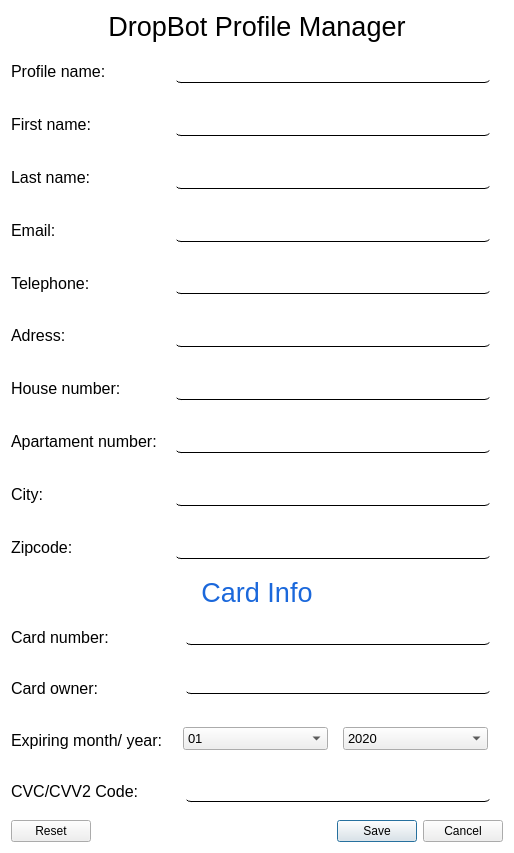
appxpy/DropBot, file Bot/GUI/Dialog.ui: the form before one commit.
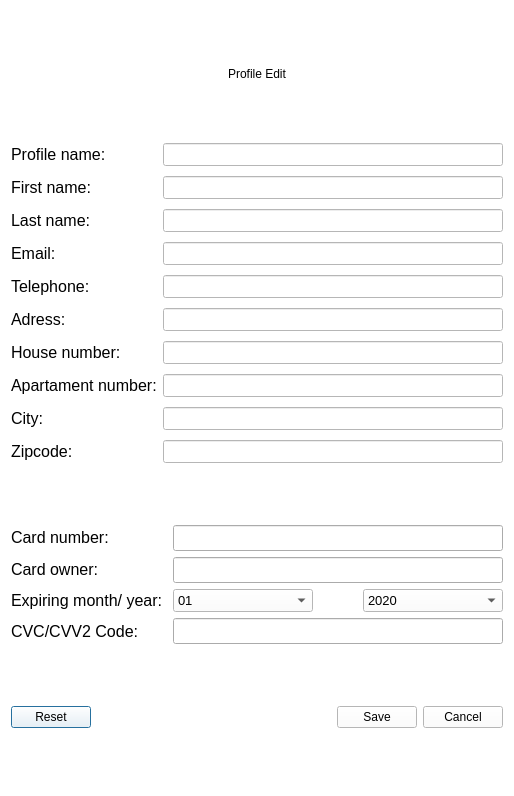
The form after the commit.

The edit to the form file:
```diff
--- a/Bot/GUI/Dialog.ui
+++ b/Bot/GUI/Dialog.ui
@@ -7,7 +7,7 @@
     <x>0</x>
     <y>0</y>
     <width>514</width>
-    <height>853</height>
+    <height>796</height>
    </rect>
   </property>
   <property name="sizePolicy">
@@ -16,18 +16,6 @@
     <verstretch>0</verstretch>
    </sizepolicy>
   </property>
-  <property name="minimumSize">
-   <size>
-    <width>514</width>
-    <height>853</height>
-   </size>
-  </property>
-  <property name="maximumSize">
-   <size>
-    <width>514</width>
-    <height>853</height>
-   </size>
-  </property>
   <property name="palette">
    <palette>
     <active>
@@ -474,114 +462,25 @@
    <string>Profile manager</string>
   </property>
   <property name="styleSheet">
-   <string notr="true">.QLineEdit {background-color:#ffffff; border: none; border-bottom: 1px solid; border-radius: 6px; margin: 12px; padding-bottom: 2px; padding-left: 4px; padding-right: 4px;}
-.QLineEdit:focus {border-color:#1b68db;}</string>
+   <string notr="true"/>
   </property>
   <property name="windowFilePath">
    <string/>
   </property>
   <layout class="QVBoxLayout" name="verticalLayout_2">
    <item>
-    <widget class="QLabel" name="label">
-     <property name="palette">
-      <palette>
-       <active>
-        <colorrole role="WindowText">
-         <brush brushstyle="SolidPattern">
-          <color alpha="255">
-           <red>27</red>
-           <green>104</green>
-           <blue>219</blue>
-          </color>
-         </brush>
-        </colorrole>
-        <colorrole role="Text">
-         <brush brushstyle="SolidPattern">
-          <color alpha="255">
-           <red>27</red>
-           <green>104</green>
-           <blue>219</blue>
-          </color>
-         </brush>
-        </colorrole>
-        <colorrole role="PlaceholderText">
-         <brush brushstyle="NoBrush">
-          <color alpha="128">
-           <red>27</red>
-           <green>104</green>
-           <blue>219</blue>
-          </color>
-         </brush>
-        </colorrole>
-       </active>
-       <inactive>
-        <colorrole role="WindowText">
-         <brush brushstyle="SolidPattern">
-          <color alpha="255">
-           <red>0</red>
-           <green>0</green>
-           <blue>0</blue>
-          </color>
-         </brush>
-        </colorrole>
-        <colorrole role="Text">
-         <brush brushstyle="SolidPattern">
-          <color alpha="255">
-           <red>27</red>
-           <green>104</green>
-           <blue>219</blue>
-          </color>
-         </brush>
-        </colorrole>
-        <colorrole role="PlaceholderText">
-         <brush brushstyle="NoBrush">
-          <color alpha="128">
-           <red>27</red>
-           <green>104</green>
-           <blue>219</blue>
-          </color>
-         </brush>
-        </colorrole>
-       </inactive>
-       <disabled>
-        <colorrole role="WindowText">
-         <brush brushstyle="SolidPattern">
-          <color alpha="255">
-           <red>127</red>
-           <green>127</green>
-           <blue>127</blue>
-          </color>
-         </brush>
-        </colorrole>
-        <colorrole role="Text">
-         <brush brushstyle="SolidPattern">
-          <color alpha="255">
-           <red>127</red>
-           <green>127</green>
-           <blue>127</blue>
-          </color>
-         </brush>
-        </colorrole>
-        <colorrole role="PlaceholderText">
-         <brush brushstyle="NoBrush">
-          <color alpha="128">
-           <red>27</red>
-           <green>104</green>
-           <blue>219</blue>
-          </color>
-         </brush>
-        </colorrole>
-       </disabled>
-      </palette>
+    <widget class="QLabel" name="label_7">
+     <property name="sizePolicy">
+      <sizepolicy hsizetype="Expanding" vsizetype="Fixed">
+       <horstretch>0</horstretch>
+       <verstretch>0</verstretch>
+      </sizepolicy>
      </property>
-     <property name="font">
-      <font>
-       <family>Ubuntu</family>
-       <pointsize>20</pointsize>
-      </font>
+     <property name="styleSheet">
+      <string notr="true">font: 750 25pt &quot;Ubuntu&quot;;</string>
      </property>
      <property name="text">
-      <string>DropBot Profile Manager</string>
+      <string>Profile Edit</string>
      </property>
      <property name="alignment">
       <set>Qt::AlignCenter</set>
@@ -592,9 +491,15 @@
     <layout class="QHBoxLayout" name="horizontalLayout">
      <item>
       <layout class="QVBoxLayout" name="verticalLayout">
+       <property name="spacing">
+        <number>10</number>
+       </property>
        <property name="sizeConstraint">
         <enum>QLayout::SetMaximumSize</enum>
        </property>
+       <property name="bottomMargin">
+        <number>0</number>
+       </property>
        <item>
         <widget class="QLabel" name="label_2">
          <property name="sizePolicy">
@@ -792,13 +697,16 @@
      </item>
      <item>
       <layout class="QVBoxLayout" name="verticalLayout_3">
+       <property name="spacing">
+        <number>10</number>
+       </property>
        <property name="sizeConstraint">
         <enum>QLayout::SetMaximumSize</enum>
        </property>
        <item>
         <widget class="QLineEdit" name="lineEdit">
          <property name="sizePolicy">
-          <sizepolicy hsizetype="Expanding" vsizetype="Expanding">
+          <sizepolicy hsizetype="Expanding" vsizetype="Fixed">
            <horstretch>0</horstretch>
            <verstretch>0</verstretch>
           </sizepolicy>
@@ -838,7 +746,7 @@
        <item>
         <widget class="QLineEdit" name="lineEdit_3">
          <property name="sizePolicy">
-          <sizepolicy hsizetype="Expanding" vsizetype="Expanding">
+          <sizepolicy hsizetype="Expanding" vsizetype="Fixed">
            <horstretch>0</horstretch>
            <verstretch>0</verstretch>
           </sizepolicy>
@@ -878,7 +786,7 @@
        <item>
         <widget class="QLineEdit" name="lineEdit_4">
          <property name="sizePolicy">
-          <sizepolicy hsizetype="Expanding" vsizetype="Expanding">
+          <sizepolicy hsizetype="Expanding" vsizetype="Fixed">
            <horstretch>0</horstretch>
            <verstretch>0</verstretch>
           </sizepolicy>
@@ -918,7 +826,7 @@
        <item>
         <widget class="QLineEdit" name="lineEdit_6">
          <property name="sizePolicy">
-          <sizepolicy hsizetype="Expanding" vsizetype="Expanding">
+          <sizepolicy hsizetype="Expanding" vsizetype="Fixed">
            <horstretch>0</horstretch>
            <verstretch>0</verstretch>
           </sizepolicy>
@@ -958,7 +866,7 @@
        <item>
         <widget class="QLineEdit" name="lineEdit_7">
          <property name="sizePolicy">
-          <sizepolicy hsizetype="Expanding" vsizetype="Expanding">
+          <sizepolicy hsizetype="Expanding" vsizetype="Fixed">
            <horstretch>0</horstretch>
            <verstretch>0</verstretch>
           </sizepolicy>
@@ -998,7 +906,7 @@
        <item>
         <widget class="QLineEdit" name="lineEdit_8">
          <property name="sizePolicy">
-          <sizepolicy hsizetype="Expanding" vsizetype="Expanding">
+          <sizepolicy hsizetype="Expanding" vsizetype="Fixed">
            <horstretch>0</horstretch>
            <verstretch>0</verstretch>
           </sizepolicy>
@@ -1038,7 +946,7 @@
        <item>
         <widget class="QLineEdit" name="lineEdit_9">
          <property name="sizePolicy">
-          <sizepolicy hsizetype="Expanding" vsizetype="Expanding">
+          <sizepolicy hsizetype="Expanding" vsizetype="Fixed">
            <horstretch>0</horstretch>
            <verstretch>0</verstretch>
           </sizepolicy>
@@ -1078,7 +986,7 @@
        <item>
         <widget class="QLineEdit" name="lineEdit_10">
          <property name="sizePolicy">
-          <sizepolicy hsizetype="Expanding" vsizetype="Expanding">
+          <sizepolicy hsizetype="Expanding" vsizetype="Fixed">
            <horstretch>0</horstretch>
            <verstretch>0</verstretch>
           </sizepolicy>
@@ -1118,7 +1026,7 @@
        <item>
         <widget class="QLineEdit" name="lineEdit_11">
          <property name="sizePolicy">
-          <sizepolicy hsizetype="Expanding" vsizetype="Expanding">
+          <sizepolicy hsizetype="Expanding" vsizetype="Fixed">
            <horstretch>0</horstretch>
            <verstretch>0</verstretch>
           </sizepolicy>
@@ -1158,7 +1066,7 @@
        <item>
         <widget class="QLineEdit" name="lineEdit_12">
          <property name="sizePolicy">
-          <sizepolicy hsizetype="Expanding" vsizetype="Expanding">
+          <sizepolicy hsizetype="Expanding" vsizetype="Fixed">
            <horstretch>0</horstretch>
            <verstretch>0</verstretch>
           </sizepolicy>
@@ -1199,92 +1107,18 @@
      </item>
     </layout>
    </item>
-   <item>
-    <widget class="QLabel" name="label_7">
-     <property name="palette">
-      <palette>
-       <active>
-        <colorrole role="WindowText">
-         <brush brushstyle="SolidPattern">
-          <color alpha="255">
-           <red>27</red>
-           <green>104</green>
-           <blue>219</blue>
-          </color>
-         </brush>
-        </colorrole>
-        <colorrole role="ButtonText">
-         <brush brushstyle="SolidPattern">
-          <color alpha="255">
-           <red>27</red>
-           <green>104</green>
-           <blue>219</blue>
-          </color>
-         </brush>
-        </colorrole>
-       </active>
-       <inactive>
-        <colorrole role="WindowText">
-         <brush brushstyle="SolidPattern">
-          <color alpha="255">
-           <red>27</red>
-           <green>104</green>
-           <blue>219</blue>
-          </color>
-         </brush>
-        </colorrole>
-        <colorrole role="ButtonText">
-         <brush brushstyle="SolidPattern">
-          <color alpha="255">
-           <red>27</red>
-           <green>104</green>
-           <blue>219</blue>
-          </color>
-         </brush>
-        </colorrole>
-       </inactive>
-       <disabled>
-        <colorrole role="WindowText">
-         <brush brushstyle="SolidPattern">
-          <color alpha="255">
-           <red>127</red>
-           <green>127</green>
-           <blue>127</blue>
-          </color>
-         </brush>
-        </colorrole>
-        <colorrole role="ButtonText">
-         <brush brushstyle="SolidPattern">
-          <color alpha="255">
-           <red>127</red>
-           <green>127</green>
-           <blue>127</blue>
-          </color>
-         </brush>
-        </colorrole>
-       </disabled>
-      </palette>
-     </property>
-     <property name="font">
-      <font>
-       <family>Ubuntu</family>
-       <pointsize>20</pointsize>
-      </font>
-     </property>
-     <property name="text">
-      <string>Card Info</string>
-     </property>
-     <property name="alignment">
-      <set>Qt::AlignCenter</set>
-     </property>
-    </widget>
-   </item>
    <item>
     <layout class="QHBoxLayout" name="horizontalLayout_2">
      <item>
       <layout class="QVBoxLayout" name="verticalLayout_5">
        <item>
         <widget class="QLabel" name="label_17">
+         <property name="sizePolicy">
+          <sizepolicy hsizetype="Preferred" vsizetype="Preferred">
+           <horstretch>0</horstretch>
+           <verstretch>0</verstretch>
+          </sizepolicy>
+         </property>
          <property name="font">
           <font>
            <family>Ubuntu</family>
@@ -1298,6 +1132,12 @@
        </item>
        <item>
         <widget class="QLabel" name="label_16">
+         <property name="sizePolicy">
+          <sizepolicy hsizetype="Preferred" vsizetype="Preferred">
+           <horstretch>0</horstretch>
+           <verstretch>0</verstretch>
+          </sizepolicy>
+         </property>
          <property name="font">
           <font>
            <family>Ubuntu</family>
@@ -1311,6 +1151,12 @@
        </item>
        <item>
         <widget class="QLabel" name="label_15">
+         <property name="sizePolicy">
+          <sizepolicy hsizetype="Preferred" vsizetype="Preferred">
+           <horstretch>0</horstretch>
+           <verstretch>0</verstretch>
+          </sizepolicy>
+         </property>
          <property name="font">
           <font>
            <family>Ubuntu</family>
@@ -1324,6 +1170,12 @@
        </item>
        <item>
         <widget class="QLabel" name="label_13">
+         <property name="sizePolicy">
+          <sizepolicy hsizetype="Preferred" vsizetype="Preferred">
+           <horstretch>0</horstretch>
+           <verstretch>0</verstretch>
+          </sizepolicy>
+         </property>
          <property name="font">
           <font>
            <family>Ubuntu</family>
@@ -1340,27 +1192,47 @@
      <item>
       <layout class="QVBoxLayout" name="verticalLayout_4">
        <item>
-        <widget class="QLineEdit" name="lineEdit_5"/>
+        <widget class="QLineEdit" name="number">
+         <property name="sizePolicy">
+          <sizepolicy hsizetype="Expanding" vsizetype="Fixed">
+           <horstretch>0</horstretch>
+           <verstretch>0</verstretch>
+          </sizepolicy>
+         </property>
+         <property name="styleSheet">
+          <string notr="true">height: 20px;</string>
+         </property>
+        </widget>
        </item>
        <item>
-        <widget class="QLineEdit" name="lineEdit_13"/>
+        <widget class="QLineEdit" name="owner">
+         <property name="sizePolicy">
+          <sizepolicy hsizetype="Expanding" vsizetype="Fixed">
+           <horstretch>0</horstretch>
+           <verstretch>0</verstretch>
+          </sizepolicy>
+         </property>
+         <property name="styleSheet">
+          <string notr="true">height: 20px;</string>
+         </property>
+        </widget>
        </item>
        <item>
         <layout class="QHBoxLayout" name="horizontalLayout_3">
          <property name="spacing">
-          <number>15</number>
+          <number>50</number>
          </property>
          <property name="leftMargin">
-          <number>10</number>
+          <number>0</number>
          </property>
          <property name="topMargin">
-          <number>15</number>
+          <number>0</number>
          </property>
          <property name="rightMargin">
-          <number>15</number>
+          <number>0</number>
          </property>
          <property name="bottomMargin">
-          <number>15</number>
+          <number>0</number>
          </property>
          <item>
           <widget class="QComboBox" name="comboBox">
@@ -1506,21 +1378,66 @@
         </layout>
        </item>
        <item>
-        <widget class="QLineEdit" name="lineEdit_2"/>
+        <widget class="QLineEdit" name="lineEdit_2">
+         <property name="sizePolicy">
+          <sizepolicy hsizetype="Expanding" vsizetype="Fixed">
+           <horstretch>0</horstretch>
+           <verstretch>0</verstretch>
+          </sizepolicy>
+         </property>
+         <property name="styleSheet">
+          <string notr="true">height: 20px;</string>
+         </property>
+        </widget>
        </item>
       </layout>
      </item>
     </layout>
    </item>
    <item>
-    <widget class="QDialogButtonBox" name="buttonBox">
-     <property name="styleSheet">
-      <string notr="true"/>
-     </property>
-     <property name="standardButtons">
-      <set>QDialogButtonBox::Cancel|QDialogButtonBox::Reset|QDialogButtonBox::Save</set>
-     </property>
-    </widget>
+    <layout class="QHBoxLayout" name="horizontalLayout_4">
+     <item>
+      <widget class="QPushButton" name="Reset">
+       <property name="styleSheet">
+        <string/>
+       </property>
+       <property name="text">
+        <string>   Reset   </string>
+       </property>
+      </widget>
+     </item>
+     <item>
+      <spacer name="horizontalSpacer">
+       <property name="orientation">
+        <enum>Qt::Horizontal</enum>
+       </property>
+       <property name="sizeHint" stdset="0">
+        <size>
+         <width>40</width>
+         <height>20</height>
+        </size>
+       </property>
+      </spacer>
+     </item>
+     <item>
+      <layout class="QHBoxLayout" name="horizontalLayout_5">
+       <item>
+        <widget class="QPushButton" name="Save">
+         <property name="text">
+          <string>   Save   </string>
+         </property>
+        </widget>
+       </item>
+       <item>
+        <widget class="QPushButton" name="Cancel">
+         <property name="text">
+          <string>   Cancel   </string>
+         </property>
+        </widget>
+       </item>
+      </layout>
+     </item>
+    </layout>
    </item>
   </layout>
  </widget>
```
Left out of the diff: 28 changed lines with no effect on the pictures.
